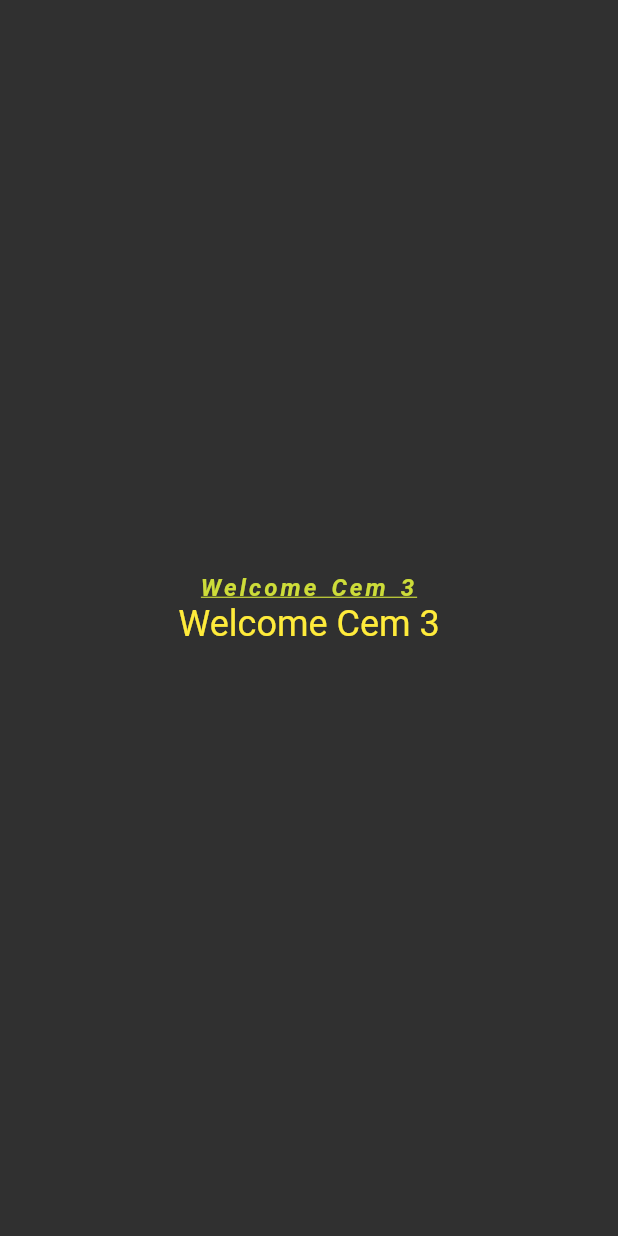
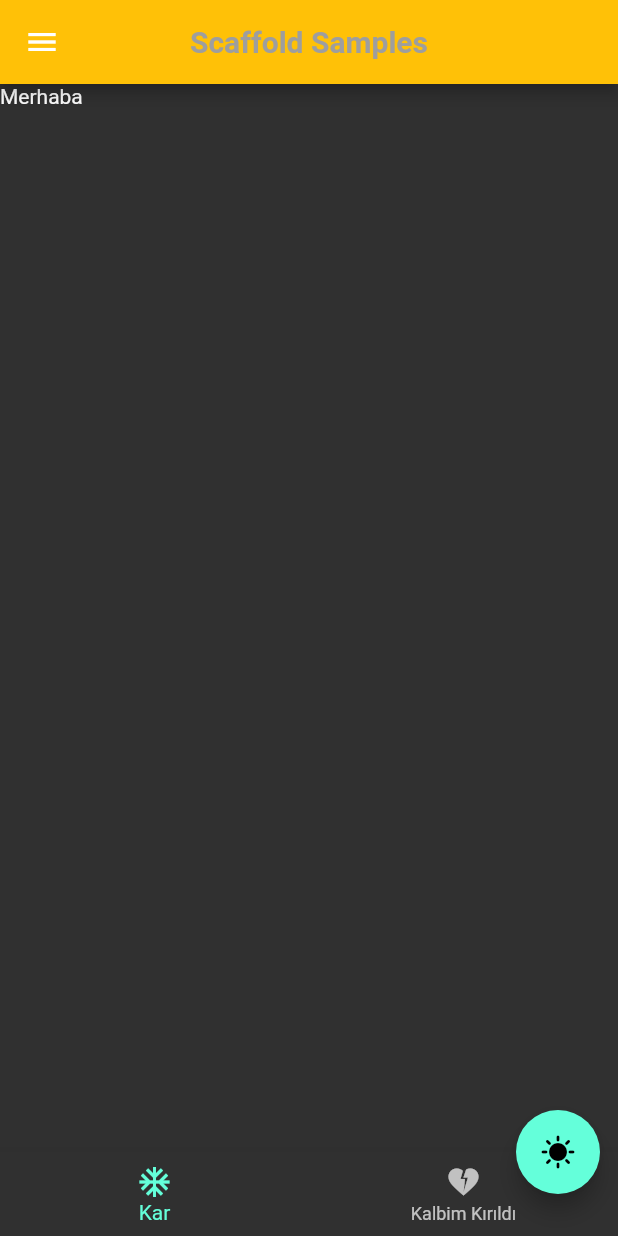
Before and after one commit to cemccccc/Flutter2, a Flutter app: the screen it shows after launch, on a phone screen of 412 x 824 dp. Run offline on Flutter 3.47's test engine with Material 2 defaults, Android fonts, the phone set to English and light mode, and no system bars.

Commit message:
20220616 commit

```diff
--- /dev/null
+++ b/lib/101/scaffold_learn.dart
@@ -0,0 +1,44 @@
+import 'package:flutter/material.dart';
+
+class ScaffoldLearn extends StatelessWidget {
+  const ScaffoldLearn({Key? key}) : super(key: key);
+
+  @override
+  Widget build(BuildContext context) {
+    return Scaffold(
+      appBar: AppBar(
+        /*   leading: const Icon(
+          Icons.access_time_filled,
+          color: Colors.grey,
+          size: 36,
+        ), */
+        centerTitle: true,
+        title: const Text(
+          'Scaffold Samples',
+          style: TextStyle(color: Colors.grey, fontWeight: FontWeight.bold),
+        ),
+        backgroundColor: Colors.amber,
+      ),
+      body: const Text('Merhaba'),
+      floatingActionButton: FloatingActionButton(
+        onPressed: () {},
+        child: const Icon(Icons.sunny),
+      ),
+      floatingActionButtonLocation: FloatingActionButtonLocation.miniEndDocked,
+      drawer:
+          const Drawer(), //appbara 3 çizgi çekip ekranın soldan açılmasını sağlıyor
+      bottomNavigationBar: BottomNavigationBar(
+        items: const [
+          BottomNavigationBarItem(
+            label: 'Kar',
+            icon: Icon(Icons.ac_unit),
+          ),
+          BottomNavigationBarItem(
+            label: 'Kalbim Kırıldı',
+            icon: Icon(Icons.heart_broken),
+          ),
+        ],
+      ),
+    );
+  }
+}
--- a/lib/101/text_learn_view.dart
+++ b/lib/101/text_learn_view.dart
@@ -14,6 +14,10 @@ class TextLearnView extends StatelessWidget {
         child: Column(
           mainAxisAlignment: MainAxisAlignment.center, //column center olur
           children: [
+            TextButton(
+              onPressed: () {},
+              child: const Text('Text Button'),
+            ),
             Text(
               'Welcome $name ${name.length}',
               maxLines: 2,
--- a/lib/main.dart
+++ b/lib/main.dart
@@ -1,5 +1,8 @@
+import 'package:flutter/cupertino.dart';
 import 'package:flutter/material.dart';
 
+import '101/container_sizedbox_learn.dart';
+import '101/scaffold_learn.dart';
 import '101/text_learn_view.dart';
 
 void main() => runApp(MyApp());
@@ -10,8 +13,8 @@ class MyApp extends StatelessWidget {
     return MaterialApp(
       debugShowCheckedModeBanner: false,
       theme: ThemeData.dark(),
-      title: 'Material App',
-      home: TextLearnView(),
+      title: 'Güzel Başlık',
+      home: ScaffoldLearn(),
     );
   }
 }
```
Also changed, not shown: lib/101/container_sizedbox_learn.dart (added, +84 -0 lines).
